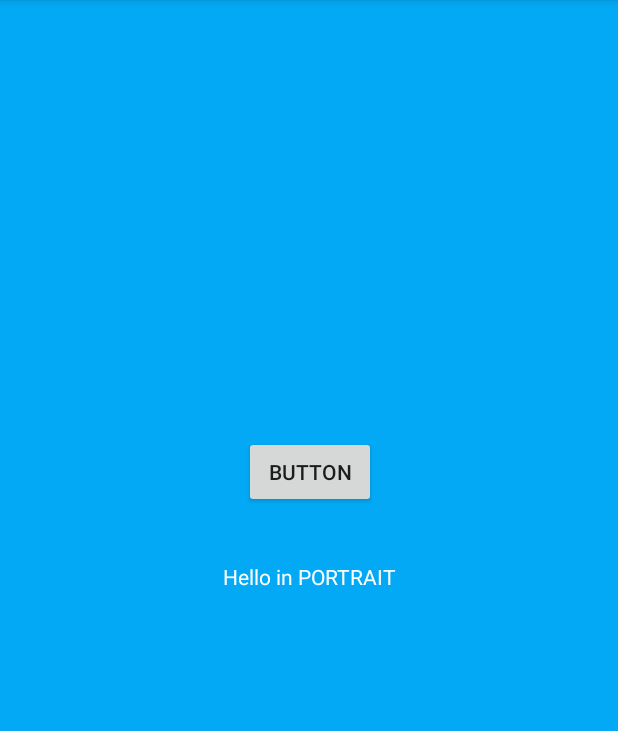
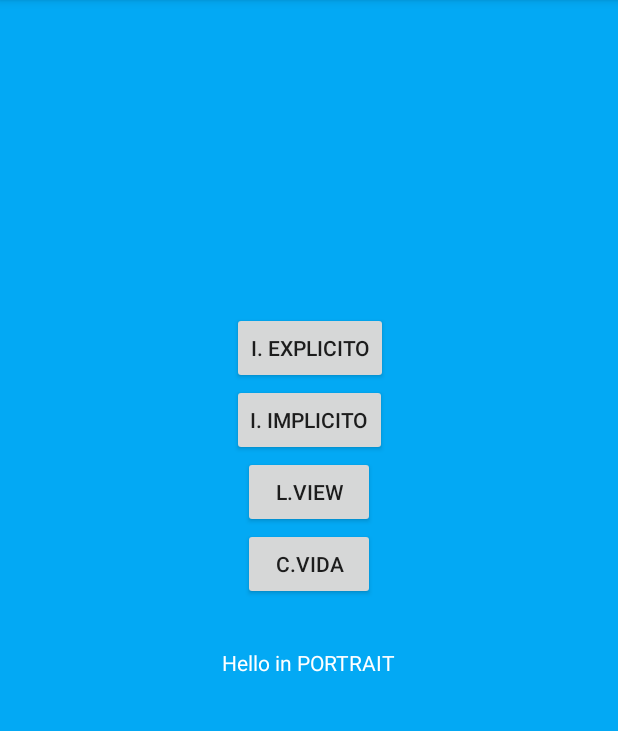
Before and after one commit to EPN-2023B-Moviles-GR1SW/mov-gr1sw-toaquiza-gomez-ismael-jair, an Android app built with Jetpack Compose: the screen it shows after launch (MainActivity), on a phone screen of 412 x 824 dp, the part 84-815 px from its top. Run offline under Robolectric (Android 15) with nearby library versions, the phone set to English and light mode, and no system bars.

Commit message:
Intents implícitos y explícitos

```diff
--- a/02-Android/app/src/main/AndroidManifest.xml
+++ b/02-Android/app/src/main/AndroidManifest.xml
@@ -12,6 +12,12 @@
         android:supportsRtl="true"
         android:theme="@style/Theme.AppCompat.Light"
         tools:targetApi="31">
+        <activity
+            android:name=".CIntentExplicitoParametros"
+            android:exported="false" />
+        <activity
+            android:name=".BListView"
+            android:exported="false" />
         <activity
             android:name=".ACicloVida"
             android:exported="false" />
--- a/02-Android/app/src/main/res/layout/activity_main.xml
+++ b/02-Android/app/src/main/res/layout/activity_main.xml
@@ -2,9 +2,20 @@
 <androidx.constraintlayout.widget.ConstraintLayout xmlns:android="http://schemas.android.com/apk/res/android"
     xmlns:app="http://schemas.android.com/apk/res-auto"
     xmlns:tools="http://schemas.android.com/tools"
+    android:id="@+id/id_layout_main"
     android:layout_width="match_parent"
     android:layout_height="match_parent"
     android:background="@color/color_back">
+
+    <Button
+        android:id="@+id/btn_ir_list_view"
+        android:layout_width="wrap_content"
+        android:layout_height="wrap_content"
+        android:text="L.View"
+        app:layout_constraintBottom_toTopOf="@+id/btn_ciclo_vida"
+        app:layout_constraintEnd_toEndOf="@+id/btn_ciclo_vida"
+        app:layout_constraintHorizontal_bias="0.0"
+        app:layout_constraintStart_toStartOf="@+id/btn_ciclo_vida" />
 
     <TextView
         android:id="@+id/textView"
@@ -14,17 +25,37 @@
         android:textColor="@color/text_color"
         app:layout_constraintBottom_toBottomOf="parent"
         app:layout_constraintEnd_toEndOf="parent"
+        app:layout_constraintHorizontal_bias="0.498"
         app:layout_constraintStart_toStartOf="parent"
-        app:layout_constraintTop_toTopOf="parent" />
+        app:layout_constraintTop_toTopOf="parent"
+        app:layout_constraintVertical_bias="0.577" />
 
     <Button
         android:id="@+id/btn_ciclo_vida"
         android:layout_width="wrap_content"
         android:layout_height="wrap_content"
-        android:layout_marginBottom="36dp"
-        android:text="Button"
+        android:layout_marginBottom="32dp"
+        android:text="C.Vida"
         app:layout_constraintBottom_toTopOf="@+id/textView"
         app:layout_constraintEnd_toEndOf="@+id/textView"
         app:layout_constraintStart_toStartOf="@+id/textView" />
 
+    <Button
+        android:id="@+id/btn_ir_intent_implicito"
+        android:layout_width="wrap_content"
+        android:layout_height="wrap_content"
+        android:text="I. IMPLICITO"
+        app:layout_constraintBottom_toTopOf="@+id/btn_ir_list_view"
+        app:layout_constraintEnd_toEndOf="@+id/btn_ir_list_view"
+        app:layout_constraintStart_toStartOf="@+id/btn_ir_list_view" />
+
+    <Button
+        android:id="@+id/btn_ir_intent_explicito"
+        android:layout_width="wrap_content"
+        android:layout_height="wrap_content"
+        android:text="I. EXPLICITO"
+        app:layout_constraintBottom_toTopOf="@+id/btn_ir_intent_implicito"
+        app:layout_constraintEnd_toEndOf="@+id/btn_ir_intent_implicito"
+        app:layout_constraintStart_toStartOf="@+id/btn_ir_intent_implicito" />
+
 </androidx.constraintlayout.widget.ConstraintLayout>
```
Also changed, not shown: 02-Android/app/src/main/java/com/example/b2023_gr1sw_ijtg/ACicloVida.kt (+29 -0 lines), 02-Android/app/src/main/java/com/example/b2023_gr1sw_ijtg/BBaseDatosMemoria.kt (added, +28 -0 lines), 02-Android/app/src/main/java/com/example/b2023_gr1sw_ijtg/BEntrenador.kt (added, +10 -0 lines), 02-Android/app/src/main/java/com/example/b2023_gr1sw_ijtg/BListView.kt (added, +122 -0 lines), 02-Android/app/src/main/java/com/example/b2023_gr1sw_ijtg/CIntentExplicitoParametros.kt (added, +33 -0 lines), 02-Android/app/src/main/java/com/example/b2023_gr1sw_ijtg/MainActivity.kt (+79 -1 lines), 02-Android/app/src/main/res/layout/activity_blist_view.xml (added, +31 -0 lines), 02-Android/app/src/main/res/layout/activity_cintent_explicito_parametros.xml (added, +19 -0 lines), 02-Android/app/src/main/res/menu/menu.xml (added, +11 -0 lines), 02-Android/app/src/main/res/values/strings.xml (+6 -1 lines).
